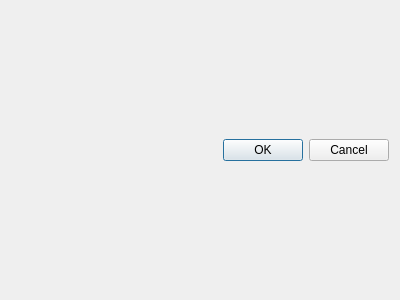
First picture: the form in dialog.ui, repository PowerOleg/Qt2_btnNewDialog, before the edit.
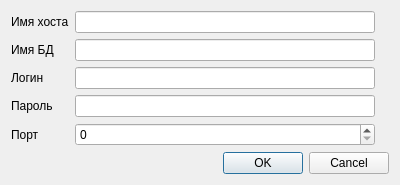
Second picture: the form after the edit.

```diff
--- a/dialog.ui
+++ b/dialog.ui
@@ -7,14 +7,141 @@
     <x>0</x>
     <y>0</y>
     <width>400</width>
-    <height>300</height>
+    <height>182</height>
    </rect>
   </property>
   <property name="windowTitle">
    <string>Dialog</string>
   </property>
-  <layout class="QGridLayout" name="gridLayout">
+  <layout class="QFormLayout" name="formLayout">
    <item row="0" column="0">
+    <widget class="QLabel" name="lb_hostName">
+     <property name="sizePolicy">
+      <sizepolicy hsizetype="Fixed" vsizetype="Preferred">
+       <horstretch>0</horstretch>
+       <verstretch>0</verstretch>
+      </sizepolicy>
+     </property>
+     <property name="text">
+      <string>Имя хоста</string>
+     </property>
+    </widget>
+   </item>
+   <item row="0" column="1">
+    <widget class="QLineEdit" name="le_hostName">
+     <property name="sizePolicy">
+      <sizepolicy hsizetype="Fixed" vsizetype="Preferred">
+       <horstretch>1</horstretch>
+       <verstretch>0</verstretch>
+      </sizepolicy>
+     </property>
+     <property name="maximumSize">
+      <size>
+       <width>300</width>
+       <height>16777215</height>
+      </size>
+     </property>
+    </widget>
+   </item>
+   <item row="1" column="0">
+    <widget class="QLabel" name="lb_dbName">
+     <property name="baseSize">
+      <size>
+       <width>100</width>
+       <height>0</height>
+      </size>
+     </property>
+     <property name="text">
+      <string>Имя БД</string>
+     </property>
+    </widget>
+   </item>
+   <item row="1" column="1">
+    <widget class="QLineEdit" name="le_dbName">
+     <property name="sizePolicy">
+      <sizepolicy hsizetype="Fixed" vsizetype="Fixed">
+       <horstretch>0</horstretch>
+       <verstretch>0</verstretch>
+      </sizepolicy>
+     </property>
+     <property name="minimumSize">
+      <size>
+       <width>300</width>
+       <height>0</height>
+      </size>
+     </property>
+    </widget>
+   </item>
+   <item row="2" column="0">
+    <widget class="QLabel" name="lb_login">
+     <property name="text">
+      <string>Логин</string>
+     </property>
+    </widget>
+   </item>
+   <item row="2" column="1">
+    <widget class="QLineEdit" name="le_login">
+     <property name="sizePolicy">
+      <sizepolicy hsizetype="Fixed" vsizetype="Fixed">
+       <horstretch>0</horstretch>
+       <verstretch>0</verstretch>
+      </sizepolicy>
+     </property>
+     <property name="minimumSize">
+      <size>
+       <width>300</width>
+       <height>0</height>
+      </size>
+     </property>
+    </widget>
+   </item>
+   <item row="3" column="0">
+    <widget class="QLabel" name="lb_password">
+     <property name="text">
+      <string>Пароль</string>
+     </property>
+    </widget>
+   </item>
+   <item row="3" column="1">
+    <widget class="QLineEdit" name="le_password">
+     <property name="sizePolicy">
+      <sizepolicy hsizetype="Fixed" vsizetype="Fixed">
+       <horstretch>0</horstretch>
+       <verstretch>0</verstretch>
+      </sizepolicy>
+     </property>
+     <property name="minimumSize">
+      <size>
+       <width>300</width>
+       <height>0</height>
+      </size>
+     </property>
+    </widget>
+   </item>
+   <item row="4" column="0">
+    <widget class="QLabel" name="lb_port">
+     <property name="text">
+      <string>Порт</string>
+     </property>
+    </widget>
+   </item>
+   <item row="4" column="1">
+    <widget class="QSpinBox" name="sb_port">
+     <property name="sizePolicy">
+      <sizepolicy hsizetype="Fixed" vsizetype="Fixed">
+       <horstretch>0</horstretch>
+       <verstretch>0</verstretch>
+      </sizepolicy>
+     </property>
+     <property name="minimumSize">
+      <size>
+       <width>300</width>
+       <height>0</height>
+      </size>
+     </property>
+    </widget>
+   </item>
+   <item row="5" column="1">
     <widget class="QDialogButtonBox" name="buttonBox">
      <property name="orientation">
       <enum>Qt::Horizontal</enum>
```
